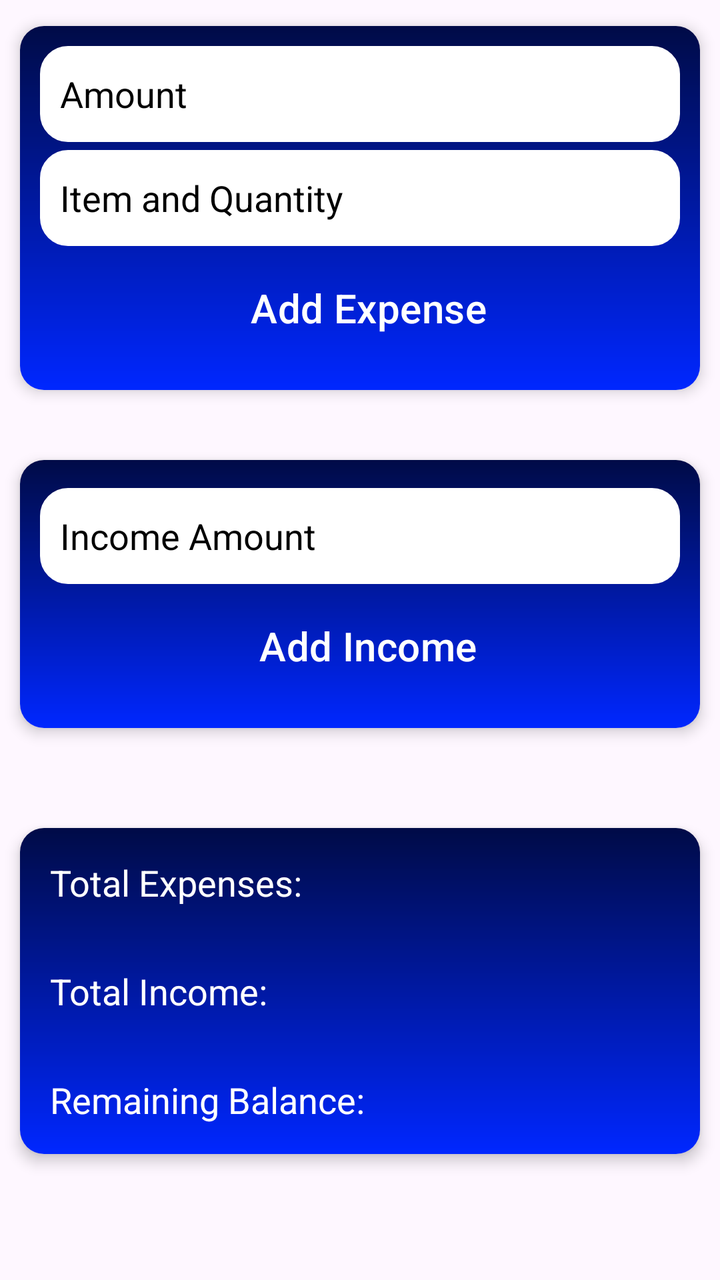
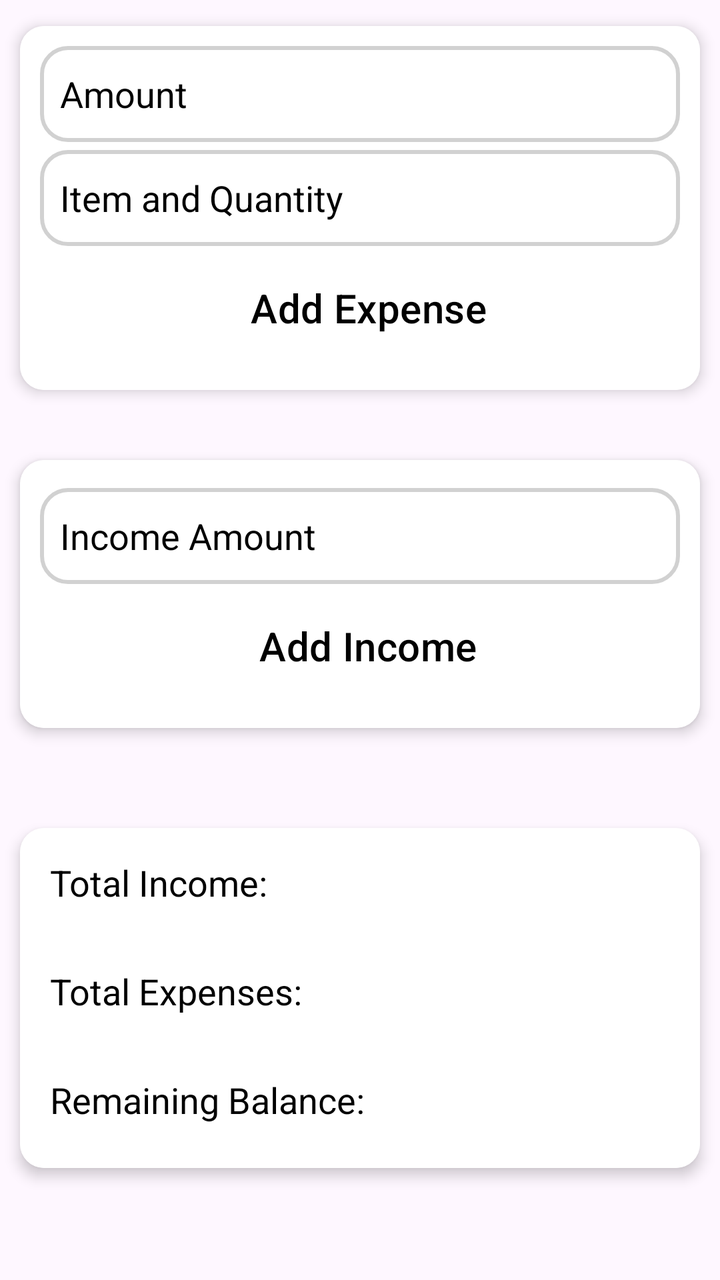

Screens rendered from an Android XML layout before and after an edit, with the pre-edit source and the edit as a unified diff.
<!-- AndroidManifest.xml: application theme Theme.BudgetTracker -->
<!-- res/layout/fragment_add_data.xml -->
<?xml version="1.0" encoding="utf-8"?>
<ScrollView xmlns:android="http://schemas.android.com/apk/res/android"
    xmlns:tools="http://schemas.android.com/tools"
    android:layout_width="match_parent"
    android:layout_height="match_parent"
    xmlns:app="http://schemas.android.com/apk/res-auto"
    tools:context=".AddDataFragment">

    <LinearLayout
        android:layout_width="match_parent"
        android:layout_height="wrap_content"
        android:orientation="vertical"
        android:layout_marginTop="3dp">

        <androidx.cardview.widget.CardView
            android:layout_width="match_parent"
            android:layout_height="wrap_content"
            android:elevation="20dp"
            app:cardCornerRadius="12dp"
            android:layout_margin="10dp"
            app:cardElevation="4dp">

            <LinearLayout
                android:layout_width="match_parent"
                android:layout_height="match_parent"
                android:orientation="vertical"
                android:padding="10dp"
                android:background="@drawable/cardview_background_for_expense">

                <EditText
                    android:id="@+id/expenseAmount"
                    android:layout_width="match_parent"
                    android:layout_height="wrap_content"
                    android:autofillHints=""
                    android:hint="@string/expense_amount"
                    android:inputType="numberDecimal"
                    android:background="@drawable/custom_input_background"
                    android:minHeight="48dp"
                    android:padding="10dp"
                    android:textColor="@color/black"
                    android:textColorHint="#000000" />

                <EditText
                    android:id="@+id/expenseDescription"
                    android:layout_width="match_parent"
                    android:layout_height="wrap_content"
                    android:autofillHints=""
                    android:hint="@string/expense_description"
                    android:layout_marginTop="4dp"
                    android:background="@drawable/custom_input_background"
                    android:inputType="text"
                    android:minHeight="48dp"
                    android:padding="10dp"
                    android:textColor="@color/black"
                    android:textColorHint="#000000" />
                <Button
                    android:id="@+id/addExpenseButton"
                    android:layout_width="match_parent"
                    style="?android:attr/buttonBarButtonStyle"
                    android:layout_height= "wrap_content"
                    android:text="@string/add_expense"
                    android:textColor="@color/white"
                    android:textSize="20sp"
                    android:padding="2dp"
                    android:layout_marginVertical="7dp"
                    android:layout_marginHorizontal="25dp"/>
            </LinearLayout>
        </androidx.cardview.widget.CardView>



        

        <androidx.cardview.widget.CardView
            android:layout_width="match_parent"
            android:layout_height="wrap_content"
            android:elevation="20dp"
            app:cardCornerRadius="12dp"
            android:layout_marginVertical="25dp"
            android:layout_marginHorizontal="10dp"
            app:cardElevation="4dp">

            <LinearLayout
                android:layout_width="match_parent"
                android:layout_height="match_parent"
                android:orientation="vertical"
                android:padding="10dp"
                android:background="@drawable/cardview_background_for_expense">

                <EditText
                    android:id="@+id/incomeAmount"
                    android:layout_width="match_parent"
                    android:layout_height="wrap_content"
                    android:autofillHints=""
                    android:hint="@string/income_amount"
                    android:layout_marginTop="4dp"
                    android:background="@drawable/custom_input_background"
                    android:inputType="numberDecimal"
                    android:minHeight="48dp"
                    android:padding="10dp"
                    android:textColor="@color/black"
                    android:textColorHint="#000000"
                    tools:ignore="TextContrastCheck" />




                <Button
                    android:id="@+id/addIncomeButton"
                    android:layout_width="match_parent"
                    android:layout_height="wrap_content"
                    style="?android:attr/buttonBarButtonStyle"
                    android:text="@string/add_income"
                    android:padding="2dp"
                    android:textColor="@color/white"
                    android:textSize="20sp"
                    android:layout_marginVertical="7dp"
                    android:layout_marginHorizontal="25dp" />
            </LinearLayout>
        </androidx.cardview.widget.CardView>
        <androidx.cardview.widget.CardView
            android:layout_width="match_parent"
            android:layout_height="wrap_content"
            android:elevation="20dp"
            app:cardCornerRadius="12dp"
            android:layout_marginVertical="25dp"
            android:layout_marginHorizontal="10dp"
            app:cardElevation="4dp">

            <LinearLayout
                android:layout_width="match_parent"
                android:layout_height="wrap_content"
                android:orientation="vertical"
                android:background="@drawable/cardview_background_for_expense">
                <TextView
                    android:id="@+id/expenseTextView"
                    android:layout_width="match_parent"
                    android:layout_height="match_parent"
                    android:focusable="true"
                    android:textColor="@color/white"
                    android:text="@string/total_expenses"
                    android:textSize="18sp"
                    android:clickable="true"
                    android:padding="15dp"
                    />
                <TextView
                    android:id="@+id/incomeTextView"
                    android:layout_width="match_parent"
                    android:layout_height="match_parent"
                    android:focusable="true"
                    android:textColor="@color/white"
                    android:text="@string/total_income"
                    android:textSize="18sp"
                    android:clickable="true"
                    android:padding="15dp"
                    />
                <TextView
                    android:id="@+id/balanceTextView"
                    android:layout_width="match_parent"
                    android:layout_height="match_parent"
                    android:focusable="true"
                    android:textColor="@color/white"
                    android:text="@string/remaining_balance"
                    android:textSize="18sp"
                    android:clickable="true"
                    android:padding="15dp"
                    />
            </LinearLayout>
        </androidx.cardview.widget.CardView>
    </LinearLayout>
</ScrollView>
<!-- resources referenced by this layout -->
<resources>
  <color name="black">#FF000000</color>
  <color name="white">#FFFFFF</color>
  <!-- drawable cardview_background_for_expense (drawable) -->
  <?xml version="1.0" encoding="utf-8"?>
  <shape   xmlns:android="http://schemas.android.com/apk/res/android">
  
      <gradient
          android:startColor="#000B47"
          android:endColor="#0027FF"
          android:angle="245"/>
  </shape>
  <!-- drawable custom_input_background (drawable) -->
  <?xml version="1.0" encoding="utf-8"?>
  <selector xmlns:android="http://schemas.android.com/apk/res/android">
      <item android:state_enabled="true" android:state_focused="true">
          <shape android:shape="rectangle">
              <solid android:color="@color/white"/>
              <stroke android:color="@android:color/holo_purple" android:width="2sp"/>
              <corners android:radius="13dp"/>
          </shape>
      </item>
  
      <item android:state_enabled="true">
          <shape android:shape="rectangle">
              <solid android:color="@color/white"/>
              <stroke android:color="@color/white" android:width="2sp"/>
              <corners android:radius="13dp"/>
          </shape>
      </item>
  </selector>
  <string name="add_expense">Add Expense</string>
  <string name="add_income">Add Income</string>
  <string name="expense_amount">Amount</string>
  <string name="expense_description">Item and Quantity</string>
  <string name="income_amount">Income Amount</string>
  <string name="remaining_balance">Remaining Balance:</string>
  <string name="total_expenses">Total Expenses: </string>
  <string name="total_income">Total Income:</string>
  <style name="Theme.BudgetTracker" parent="Base.Theme.BudgetTracker" />
  <style name="Base.Theme.BudgetTracker" parent="Theme.Material3.DayNight.NoActionBar">
          
          
      </style>
</resources>

<!-- the commit's change to res/layout/fragment_add_data.xml (unified diff, before → after) -->
@@ -59,7 +59,7 @@
                     style="?android:attr/buttonBarButtonStyle"
                     android:layout_height= "wrap_content"
                     android:text="@string/add_expense"
-                    android:textColor="@color/white"
+                    android:textColor="@color/black"
                     android:textSize="20sp"
                     android:padding="2dp"
                     android:layout_marginVertical="7dp"
@@ -112,7 +112,7 @@
                     style="?android:attr/buttonBarButtonStyle"
                     android:text="@string/add_income"
                     android:padding="2dp"
-                    android:textColor="@color/white"
+                    android:textColor="@color/black"
                     android:textSize="20sp"
                     android:layout_marginVertical="7dp"
                     android:layout_marginHorizontal="25dp" />
@@ -129,42 +129,104 @@
 
             <LinearLayout
                 android:layout_width="match_parent"
-                android:layout_height="wrap_content"
+                android:layout_height="170dp"
                 android:orientation="vertical"
                 android:background="@drawable/cardview_background_for_expense">
-                <TextView
-                    android:id="@+id/expenseTextView"
-                    android:layout_width="match_parent"
-                    android:layout_height="match_parent"
-                    android:focusable="true"
-                    android:textColor="@color/white"
-                    android:text="@string/total_expenses"
-                    android:textSize="18sp"
-                    android:clickable="true"
-                    android:padding="15dp"
-                    />
-                <TextView
-                    android:id="@+id/incomeTextView"
-                    android:layout_width="match_parent"
-                    android:layout_height="match_parent"
-                    android:focusable="true"
-                    android:textColor="@color/white"
-                    android:text="@string/total_income"
-                    android:textSize="18sp"
-                    android:clickable="true"
-                    android:padding="15dp"
-                    />
-                <TextView
-                    android:id="@+id/balanceTextView"
-                    android:layout_width="match_parent"
-                    android:layout_height="match_parent"
-                    android:focusable="true"
-                    android:textColor="@color/white"
-                    android:text="@string/remaining_balance"
-                    android:textSize="18sp"
-                    android:clickable="true"
-                    android:padding="15dp"
-                    />
+
+                <LinearLayout
+                    android:layout_width="match_parent"
+                    android:layout_height="wrap_content"
+                    android:orientation="horizontal"
+                    android:paddingHorizontal="15dp">
+
+                    <TextView
+                        android:layout_width="wrap_content"
+                        android:layout_height="wrap_content"
+                        android:clickable="true"
+                        android:focusable="true"
+                        android:paddingVertical="15dp"
+                        android:text="@string/total_income"
+                        android:textColor="@color/black"
+                        android:textSize="18sp" />
+                    <TextView
+                        android:id="@+id/incomeTextView"
+                        android:layout_width="wrap_content"
+                        android:layout_height="wrap_content"
+                        android:clickable="true"
+                        android:focusable="true"
+                        android:paddingVertical="15dp"
+                        android:layout_marginHorizontal="5dp"
+                        android:text="@string/empty_string"
+                        android:textAlignment="textStart"
+                        android:textColor="@color/black"
+                        android:textSize="18sp" />
+
+                </LinearLayout>
+                <LinearLayout
+                    android:layout_width="match_parent"
+                    android:layout_height="wrap_content"
+                    android:orientation="horizontal"
+                    android:paddingHorizontal="15dp">
+                    <TextView
+                        android:layout_width="wrap_content"
+                        android:layout_height="wrap_content"
+                        android:clickable="true"
+                        android:focusable="true"
+                        android:paddingVertical="15dp"
+                        android:text="@string/total_expenses"
+                        android:textColor="@color/black"
+                        android:textSize="18sp" />
+
+                    <TextView
+                        android:id="@+id/expenseTextView"
+                        android:layout_width="wrap_content"
+                        android:layout_height="wrap_content"
+                        android:clickable="true"
+                        android:focusable="true"
+                        android:paddingVertical="15dp"
+                        android:layout_marginHorizontal="5dp"
+                        android:text="@string/empty_string"
+                        android:textColor="@color/black"
+                        android:textSize="18sp" />
+                </LinearLayout>
+
+
+                <LinearLayout
+                    android:layout_width="wrap_content"
+                    android:layout_height="wrap_content"
+                    android:orientation="horizontal"
+                    android:paddingHorizontal="15dp">
+                    <TextView
+                        android:layout_width="wrap_content"
+                        android:layout_height="wrap_content"
+                        android:clickable="true"
+                        android:focusable="true"
+                        android:paddingVertical="15dp"
+                        android:text="@string/remaining_balance"
+                        android:textColor="@color/black"
+                        android:textSize="18sp"
+                         />
+
+                    <TextView
+                        android:id="@+id/balanceTextView"
+                        android:layout_width="wrap_content"
+                        android:layout_height="wrap_content"
+                        android:clickable="true"
+                        android:focusable="true"
+                        android:paddingVertical="15dp"
+                        android:layout_marginHorizontal="5dp"
+                        android:text="@string/empty_string"
+                        android:textColor="@color/black"
+                        android:textSize="18sp"/>
+                </LinearLayout>
+
+
+
+
+
+
+
+
             </LinearLayout>
         </androidx.cardview.widget.CardView>
     </LinearLayout>
<!-- resource entries referenced after the edit -->
@@ -7,8 +7,8 @@
   <shape   xmlns:android="http://schemas.android.com/apk/res/android">
   
       <gradient
-          android:startColor="#000B47"
-          android:endColor="#0027FF"
+          android:startColor="#FFFFFF"
+          android:endColor="#FFFFFF"
           android:angle="245"/>
   </shape>
   <!-- drawable custom_input_background (drawable) -->
@@ -25,13 +25,14 @@
       <item android:state_enabled="true">
           <shape android:shape="rectangle">
               <solid android:color="@color/white"/>
-              <stroke android:color="@color/white" android:width="2sp"/>
+              <stroke android:color="#D1D1D1" android:width="2sp"/>
               <corners android:radius="13dp"/>
           </shape>
       </item>
   </selector>
   <string name="add_expense">Add Expense</string>
   <string name="add_income">Add Income</string>
+  <string name="empty_string" />
   <string name="expense_amount">Amount</string>
   <string name="expense_description">Item and Quantity</string>
   <string name="income_amount">Income Amount</string>
